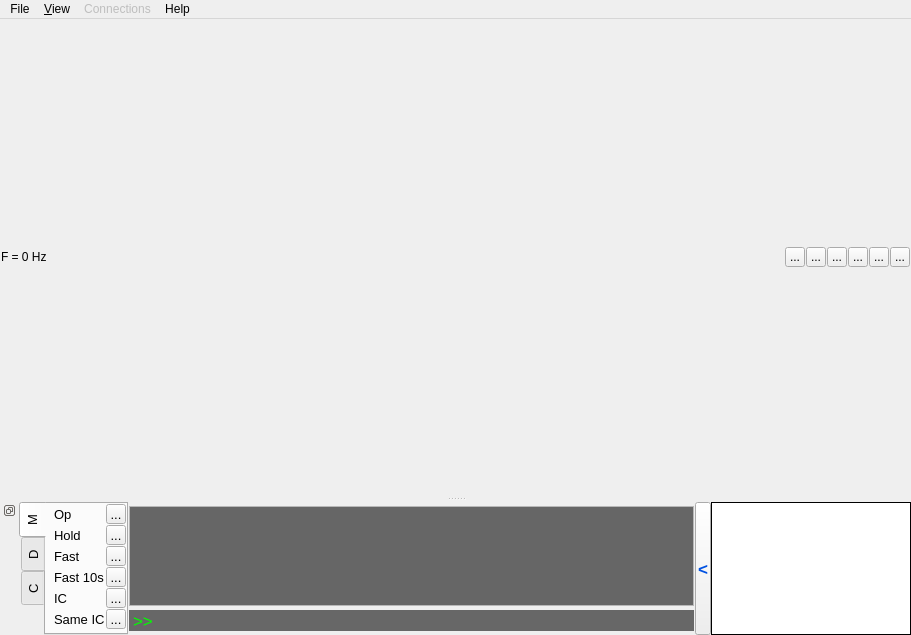
Above: data/graphics/mainwindow.ui from TUDelft-CNS-ATM/bluesky before the change. Below: the same form after it.
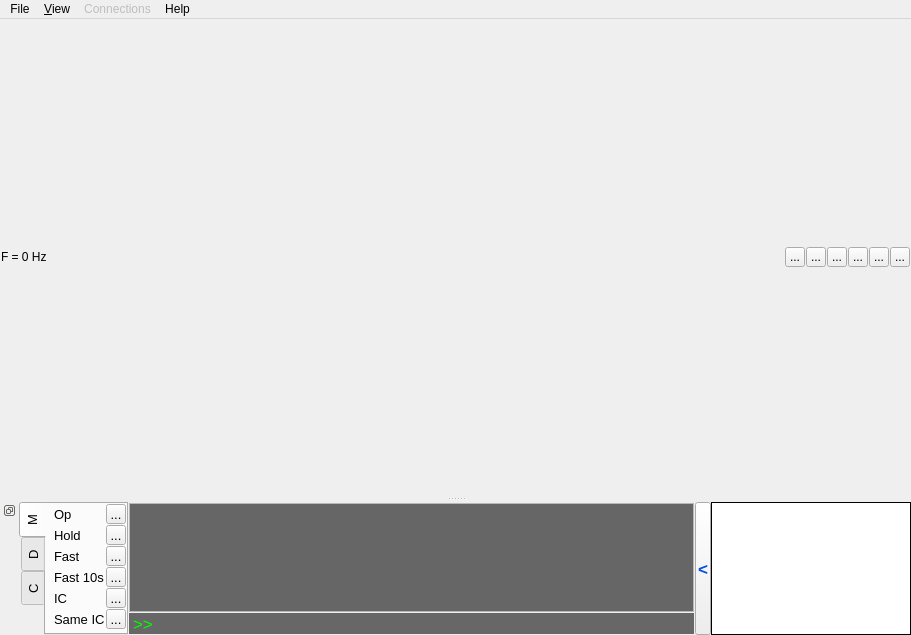
That is the form after the change.

Commit message: Floating stack window can now resize properly

The edit to the form file:
```diff
--- a/data/graphics/mainwindow.ui
+++ b/data/graphics/mainwindow.ui
@@ -781,10 +781,16 @@
         </property>
         <item>
          <widget class="QTextEdit" name="stackText">
+          <property name="sizePolicy">
+           <sizepolicy hsizetype="Expanding" vsizetype="Ignored">
+            <horstretch>0</horstretch>
+            <verstretch>0</verstretch>
+           </sizepolicy>
+          </property>
           <property name="maximumSize">
            <size>
             <width>16777215</width>
-            <height>100</height>
+            <height>16777215</height>
            </size>
           </property>
           <property name="palette">
@@ -897,6 +903,18 @@
         </item>
         <item>
          <widget class="QTextEdit" name="lineEdit">
+          <property name="sizePolicy">
+           <sizepolicy hsizetype="Expanding" vsizetype="Fixed">
+            <horstretch>0</horstretch>
+            <verstretch>0</verstretch>
+           </sizepolicy>
+          </property>
+          <property name="minimumSize">
+           <size>
+            <width>0</width>
+            <height>21</height>
+           </size>
+          </property>
           <property name="maximumSize">
            <size>
             <width>16777214</width>
```
Left out of the diff: 25 changed lines with no effect on the pictures.
